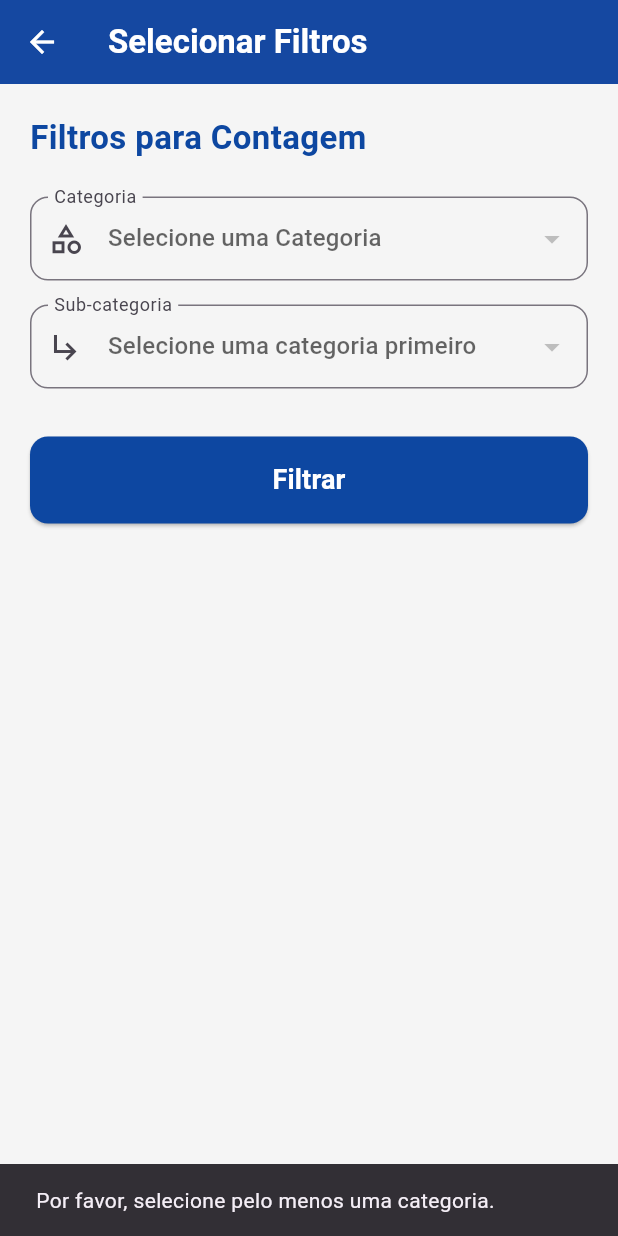
After one commit to brunounky/reconta-app-flutter, a Flutter app: the SelectionScreen screen opened directly, after a tap on "Filtrar", on a phone screen of 412 x 824 dp. The commit adds this screen. Run offline on Flutter 3.47's test engine with Material 3 defaults, Android fonts, the phone set to English and light mode, and no system bars; our stand-ins replace cloud_firestore, firebase_core; accounts and stored records are empty.

Commit message:
create screen selection

```diff
--- a/reconta_app/lib/src/cadastro/presentation/cad_produtos.dart
+++ b/reconta_app/lib/src/cadastro/presentation/cad_produtos.dart
@@ -34,11 +34,7 @@ class _CadProdutosState extends State<CadProdutos> {
       FirebaseFirestore firestore = FirebaseFirestore.instance;
 
       try {
-        await firestore
-            .collection('Produtos')
-            .doc('produto_tipo_x')
-            .collection('produtos_cadastrados')
-            .add({
+        await firestore.collection('Produtos').add({
           'Nome': nomeProduto,
           'Categoria': categoriaProduto,
           'Sub_categoria': subCategoriaProduto,
--- /dev/null
+++ b/reconta_app/lib/src/contagem/presentation/selection.dart
@@ -0,0 +1,254 @@
+import 'package:flutter/material.dart';
+import 'package:cloud_firestore/cloud_firestore.dart';
+
+class ContagemScreen extends StatelessWidget {
+  final String? categoria;
+  final String? subCategoria;
+
+  const ContagemScreen({
+    super.key,
+    required this.categoria,
+    required this.subCategoria,
+  });
+
+  @override
+  Widget build(BuildContext context) {
+    return Scaffold(
+      appBar: AppBar(
+        title: const Text('Tela de Contagem'),
+      ),
+      body: Center(
+        child: Column(
+          mainAxisAlignment: MainAxisAlignment.center,
+          children: [
+            const Text(
+              'Filtros Recebidos:',
+              style: TextStyle(fontSize: 20, fontWeight: FontWeight.bold),
+            ),
+            const SizedBox(height: 16),
+            Text('Categoria: ${categoria ?? "Nenhuma"}'),
+            const SizedBox(height: 8),
+            Text('Sub-categoria: ${subCategoria ?? "Nenhuma"}'),
+          ],
+        ),
+      ),
+    );
+  }
+}
+
+
+class SelectionScreen extends StatefulWidget {
+  const SelectionScreen({super.key});
+
+  @override
+  State<SelectionScreen> createState() => _SelectionScreenState();
+}
+
+class _SelectionScreenState extends State<SelectionScreen> {
+  List<String> _categorias = [];
+  List<String> _subCategorias = [];
+  String? _selectedCategoria;
+  String? _selectedSubCategoria;
+
+  final Map<String, List<String>> _dependentSubCategorias = {};
+
+  bool _isLoading = true;
+
+  @override
+  void initState() {
+    super.initState();
+    _fetchFiltros();
+  }
+
+  Future<void> _fetchFiltros() async {
+    try {
+      QuerySnapshot snapshot =
+          await FirebaseFirestore.instance.collection('Produtos').get();
+
+      if (snapshot.docs.isNotEmpty) {
+        Set<String> categoriasUnicas = {};
+
+        for (var doc in snapshot.docs) {
+          final data = doc.data() as Map<String, dynamic>;
+          final categoria = data['Categoria'] as String?;
+          final subCategoria = data['Sub_categoria'] as String?;
+
+          if (categoria != null && categoria.isNotEmpty) {
+            categoriasUnicas.add(categoria);
+
+            if (!_dependentSubCategorias.containsKey(categoria)) {
+              _dependentSubCategorias[categoria] = [];
+            }
+
+            if (subCategoria != null && subCategoria.isNotEmpty) {
+               if (!_dependentSubCategorias[categoria]!.contains(subCategoria)) {
+                 _dependentSubCategorias[categoria]!.add(subCategoria);
+               }
+            }
+          }
+        }
+
+        setState(() {
+          _categorias = categoriasUnicas.toList()..sort();
+          _isLoading = false;
+        });
+      } else {
+         setState(() {
+          _isLoading = false;
+        });
+      }
+    } catch (e) {
+      print("Erro ao buscar filtros: $e");
+      setState(() {
+        _isLoading = false;
+      });
+      ScaffoldMessenger.of(context).showSnackBar(
+        SnackBar(content: Text('Erro ao buscar filtros: $e')),
+      );
+    }
+  }
+
+  void _onCategoriaChanged(String? newValue) {
+    setState(() {
+      _selectedCategoria = newValue;
+      _subCategorias = _dependentSubCategorias[_selectedCategoria] ?? [];
+      _selectedSubCategoria = null;
+    });
+  }
+
+  void _aplicarFiltro() {
+    if (_selectedCategoria != null) {
+      Navigator.push(
+        context,
+        MaterialPageRoute(
+          builder: (context) => ContagemScreen(
+            categoria: _selectedCategoria,
+            subCategoria: _selectedSubCategoria,
+          ),
+        ),
+      );
+    } else {
+      ScaffoldMessenger.of(context).showSnackBar(
+        const SnackBar(content: Text('Por favor, selecione pelo menos uma categoria.')),
+      );
+    }
+  }
+
+
+  @override
+  Widget build(BuildContext context) {
+    const Color corPrimaria = Color(0xFF0D47A1);
+    const Color corTextoPrimario = Color(0xFF0D47A1);
+    const Color corFundo = Color(0xFFF5F5F5);
+    const Color corTextoAppBar = Colors.white;
+    const Color corIconeAppBar = Colors.white;
+
+    return Scaffold(
+      backgroundColor: corFundo,
+      appBar: AppBar(
+        title: const Text(
+          'Selecionar Filtros',
+          style: TextStyle(
+            color: corTextoAppBar,
+            fontWeight: FontWeight.bold,
+          ),
+        ),
+        backgroundColor: corPrimaria,
+        elevation: 4.0,
+        iconTheme: const IconThemeData(color: corIconeAppBar),
+      ),
+      body: _isLoading
+          ? const Center(child: CircularProgressIndicator())
+          : SafeArea(
+              child: SingleChildScrollView(
+                child: Padding(
+                  padding: const EdgeInsets.all(20.0),
+                  child: Column(
+                    crossAxisAlignment: CrossAxisAlignment.stretch,
+                    children: [
+                      Text(
+                        'Filtros para Contagem',
+                        style: TextStyle(
+                          fontSize: 22,
+                          fontWeight: FontWeight.bold,
+                          color: corTextoPrimario,
+                        ),
+                      ),
+                      const SizedBox(height: 24),
+
+                      DropdownButtonFormField<String>(
+                        value: _selectedCategoria,
+                        hint: const Text('Selecione uma Categoria'),
+                        isExpanded: true,
+                        items: _categorias.map((String categoria) {
+                          return DropdownMenuItem<String>(
+                            value: categoria,
+                            child: Text(categoria),
+                          );
+                        }).toList(),
+                        onChanged: _onCategoriaChanged,
+                        decoration: InputDecoration(
+                          labelText: 'Categoria',
+                          border: OutlineInputBorder(
+                            borderRadius: BorderRadius.circular(12),
+                          ),
+                          prefixIcon: const Icon(Icons.category_outlined),
+                        ),
+                        validator: (value) => value == null ? 'Campo obrigatório' : null,
+                      ),
+                      const SizedBox(height: 16),
+
+                      // Dropdown para Sub-categoria
+                      DropdownButtonFormField<String>(
+                        value: _selectedSubCategoria,
+                        hint: const Text('Selecione uma Sub-categoria'),
+                        isExpanded: true,
+                        items: _subCategorias.map((String subCategoria) {
+                          return DropdownMenuItem<String>(
+                            value: subCategoria,
+                            child: Text(subCategoria),
+                          );
+                        }).toList(),
+                        onChanged: (newValue) {
+                          setState(() {
+                            _selectedSubCategoria = newValue;
+                          });
+                        },
+                        decoration: InputDecoration(
+                          labelText: 'Sub-categoria',
+                          border: OutlineInputBorder(
+                            borderRadius: BorderRadius.circular(12),
+                          ),
+                          prefixIcon: const Icon(Icons.subdirectory_arrow_right_outlined),
+                        ),
+                        // Desabilita se nenhuma categoria for selecionada
+                        disabledHint: const Text('Selecione uma categoria primeiro'),
+                      ),
+                      const SizedBox(height: 32),
+
+                      ElevatedButton(
+                        onPressed: _aplicarFiltro,
+                        style: ElevatedButton.styleFrom(
+                          backgroundColor: corPrimaria,
+                          padding: const EdgeInsets.symmetric(vertical: 16),
+                          shape: RoundedRectangleBorder(
+                            borderRadius: BorderRadius.circular(12),
+                          ),
+                        ),
+                        child: const Text(
+                          'Filtrar',
+                          style: TextStyle(
+                            fontSize: 18,
+                            fontWeight: FontWeight.bold,
+                            color: Colors.white,
+                          ),
+                        ),
+                      ),
+                    ],
+                  ),
+                ),
+              ),
+            ),
+    );
+  }
+}
--- a/reconta_app/lib/src/inicial/presentation/tela_opcoes.dart
+++ b/reconta_app/lib/src/inicial/presentation/tela_opcoes.dart
@@ -1,5 +1,6 @@
 import 'package:flutter/material.dart';
 import '../../cadastro/presentation/cad_produtos.dart';
+import '../../contagem/presentation/selection.dart';
 
 class TelaOpcoes extends StatelessWidget {
   const TelaOpcoes({super.key});
@@ -30,7 +31,6 @@ class TelaOpcoes extends StatelessWidget {
           IconButton(
             icon: const Icon(Icons.settings),
             onPressed: () {
-              // Ação para a tela de configurações
             },
           ),
         ],
@@ -86,7 +86,6 @@ class TelaOpcoes extends StatelessWidget {
               leading: const Icon(Icons.settings_outlined),
               title: const Text('Configurações'),
               onTap: () {
-                // Navegar para configurações
                 Navigator.pop(context);
               },
             ),
@@ -95,7 +94,6 @@ class TelaOpcoes extends StatelessWidget {
               leading: const Icon(Icons.exit_to_app),
               title: const Text('Sair'),
               onTap: () {
-                // Lógica de logout
                 Navigator.pop(context);
               },
             ),
@@ -124,7 +122,11 @@ class TelaOpcoes extends StatelessWidget {
                         iconColor: corTextoPrimario,
                         textColor: corTextoPrimario,
                         onTap: () {
-                          // Navegar para a tela de Contagem
+                          Navigator.push(
+                            context,
+                            MaterialPageRoute(
+                                builder: (context) => const SelectionScreen()),
+                          );
                         },
                       ),
                       const SizedBox(height: 24),
@@ -136,7 +138,6 @@ class TelaOpcoes extends StatelessWidget {
                         iconColor: corTextoPrimario,
                         textColor: corTextoPrimario,
                         onTap: () {
-                          // Navegar para a tela de Relatórios
                         },
                       ),
                       const SizedBox(height: 24),
@@ -150,7 +151,8 @@ class TelaOpcoes extends StatelessWidget {
                         onTap: () {
                           Navigator.push(
                             context,
-                            MaterialPageRoute(builder: (context) => const CadProdutos()),
+                            MaterialPageRoute(
+                                builder: (context) => const CadProdutos()),
                           );
                         },
                       ),
@@ -184,7 +186,8 @@ class TelaOpcoes extends StatelessWidget {
         onTap: onTap,
         borderRadius: BorderRadius.circular(16),
         child: Padding(
-          padding: const EdgeInsets.symmetric(vertical: 32.0, horizontal: 16.0),
+          padding:
+              const EdgeInsets.symmetric(vertical: 32.0, horizontal: 16.0),
           child: Column(
             mainAxisAlignment: MainAxisAlignment.center,
             children: [
```
Also changed, not shown: reconta_app/lib/src/contagem/presentation/contagem.dart (added), reconta_app/pubspec.lock.
